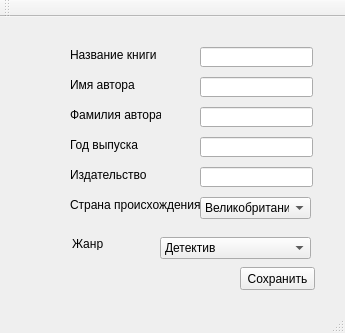
Before: the Qt Designer form Qt/MyProgramms/GUI/Book/book.ui in Evgen19/C-, drawn with Qt 5.
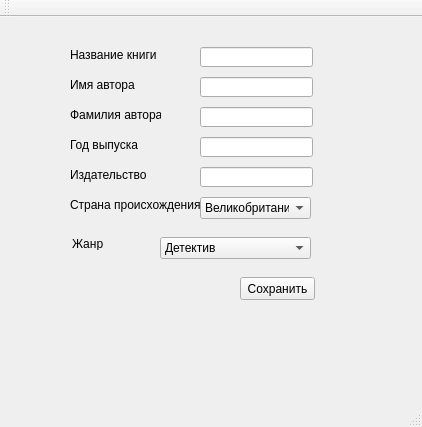
After: the same form once the commit is applied.

Commit message: Добавил коментарии в программу Book

The edit to the form file:
```diff
--- a/Qt/MyProgramms/GUI/Book/book.ui
+++ b/Qt/MyProgramms/GUI/Book/book.ui
@@ -6,8 +6,8 @@
    <rect>
     <x>0</x>
     <y>0</y>
-    <width>345</width>
-    <height>333</height>
+    <width>422</width>
+    <height>427</height>
    </rect>
   </property>
   <property name="windowTitle">
@@ -256,7 +256,7 @@
     <property name="geometry">
      <rect>
       <x>240</x>
-      <y>250</y>
+      <y>260</y>
       <width>75</width>
       <height>23</height>
      </rect>
```
Left out of the diff: 2 changed lines with no effect on the pictures. The commit also changes 6 other files.
